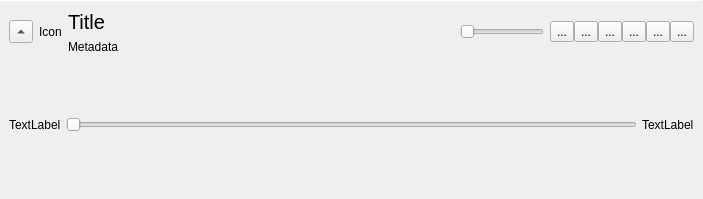
First picture: the form in application/controlstrip.ui, repository theCheeseboard/theBeat, before the edit.
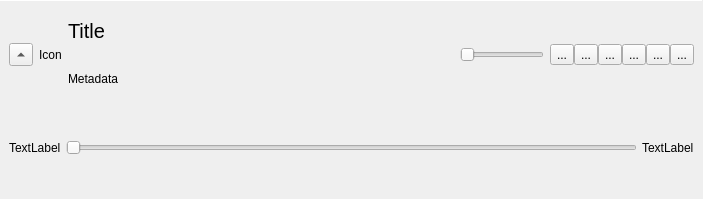
Second picture: the form after the edit. Icons and pictures are not drawn.

```diff
--- a/application/controlstrip.ui
+++ b/application/controlstrip.ui
@@ -86,13 +86,12 @@
      <item>
       <layout class="QVBoxLayout" name="verticalLayout_2">
        <item>
+        <layout class="QHBoxLayout" name="horizontalLayout_3">
+         <property name="spacing">
+          <number>0</number>
+         </property>
+         <item>
         <widget class="QLabel" name="titleLabel">
-         <property name="sizePolicy">
-          <sizepolicy hsizetype="Expanding" vsizetype="Preferred">
-           <horstretch>0</horstretch>
-           <verstretch>0</verstretch>
-          </sizepolicy>
-         </property>
          <property name="font">
           <font>
            <pointsize>15</pointsize>
@@ -104,12 +103,47 @@
         </widget>
        </item>
        <item>
+          <spacer name="horizontalSpacer">
+           <property name="orientation">
+            <enum>Qt::Horizontal</enum>
+           </property>
+           <property name="sizeHint" stdset="0">
+            <size>
+             <width>40</width>
+             <height>20</height>
+            </size>
+           </property>
+          </spacer>
+         </item>
+        </layout>
+       </item>
+       <item>
+        <layout class="QHBoxLayout" name="horizontalLayout_5">
+         <property name="spacing">
+          <number>0</number>
+         </property>
+         <item>
         <widget class="QLabel" name="metadataLabel">
          <property name="text">
           <string>Metadata</string>
          </property>
         </widget>
        </item>
+         <item>
+          <spacer name="horizontalSpacer_2">
+           <property name="orientation">
+            <enum>Qt::Horizontal</enum>
+           </property>
+           <property name="sizeHint" stdset="0">
+            <size>
+             <width>40</width>
+             <height>20</height>
+            </size>
+           </property>
+          </spacer>
+         </item>
+        </layout>
+       </item>
       </layout>
      </item>
      <item>
@@ -198,6 +232,24 @@
         </widget>
        </item>
        <item>
+        <widget class="QWidget" name="transportControlsWidget" native="true">
+         <layout class="QHBoxLayout" name="transportControlsLayout">
+          <property name="spacing">
+           <number>0</number>
+          </property>
+          <property name="leftMargin">
+           <number>0</number>
+          </property>
+          <property name="topMargin">
+           <number>0</number>
+          </property>
+          <property name="rightMargin">
+           <number>0</number>
+          </property>
+          <property name="bottomMargin">
+           <number>0</number>
+          </property>
+          <item>
         <widget class="QToolButton" name="skipBackButton">
          <property name="text">
           <string notr="true">...</string>
@@ -234,11 +286,15 @@
         </widget>
        </item>
       </layout>
+        </widget>
+       </item>
+      </layout>
      </item>
     </layout>
    </item>
    <item>
-    <layout class="QHBoxLayout" name="horizontalLayout_3">
+    <widget class="QWidget" name="seekerWidget" native="true">
+     <layout class="QHBoxLayout" name="seekerLayout">
      <property name="spacing">
       <number>5</number>
      </property>
@@ -279,6 +335,7 @@
       </widget>
      </item>
     </layout>
+    </widget>
    </item>
   </layout>
  </widget>
```
Lines whose indentation alone changed are shown as unchanged.
